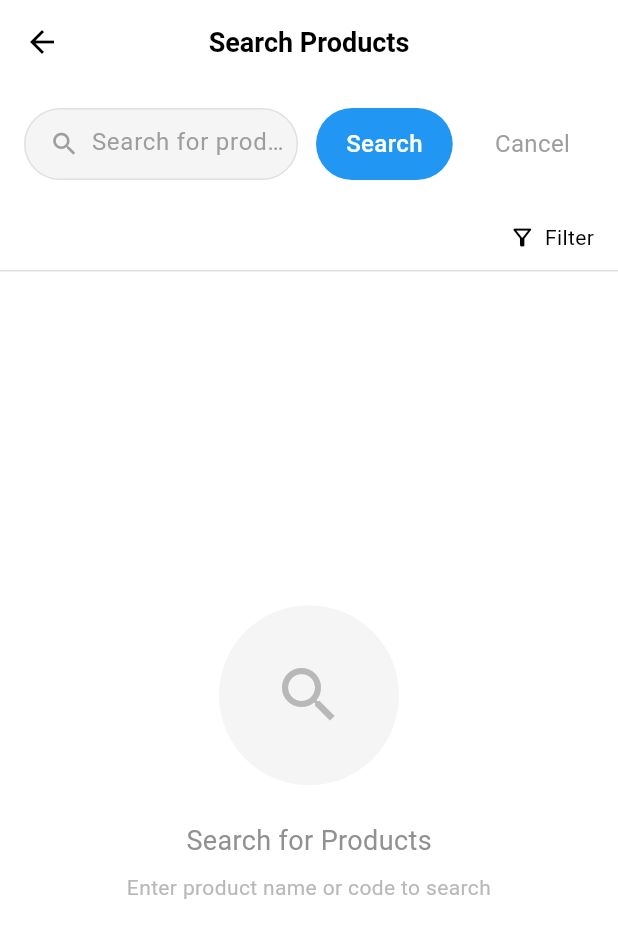
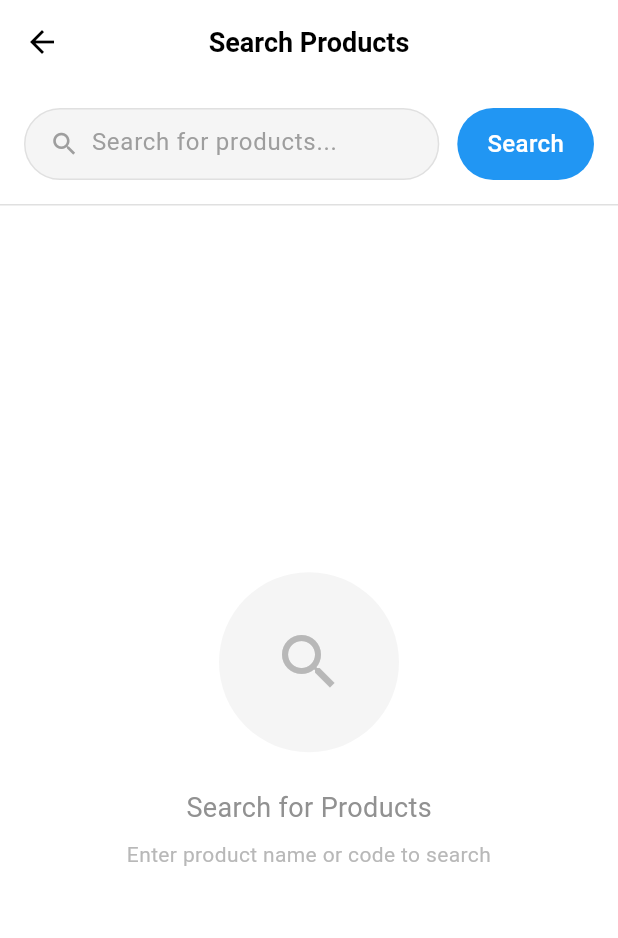
Before and after one commit to henrier/rico-user-app, a Flutter app: the SpuSearchScreen screen opened by its route, on a phone screen of 412 x 824 dp. Shown: the top 938 px of the screen. Run offline on Flutter 3.47's test engine with Material 3 defaults, Android fonts, the phone set to English and light mode, and no system bars; our stand-ins replace dio, flutter_riverpod, go_router, logger, shared_preferences; accounts and stored records are empty.

Commit message:
spu搜索页面去除cancel按钮，更改筛选功能在搜索后显示

```diff
--- a/lib/screens/product/spu_search_screen.dart
+++ b/lib/screens/product/spu_search_screen.dart
@@ -76,8 +76,8 @@ class _SpuSearchScreenState extends ConsumerState<SpuSearchScreen> {
         children: [
           // 搜索框区域
           _buildSearchArea(),
-          // 筛选栏（始终显示）
-          _buildFilterBar(),
+          // 筛选栏（仅在有查询时显示）
+          if (!state.isEmpty) _buildFilterBar(),
           // 分隔线
           Container(
             height: 1,
@@ -230,24 +230,6 @@ class _SpuSearchScreenState extends ConsumerState<SpuSearchScreen> {
                     color: Colors.white,
                     fontSize: 16,
                     fontWeight: FontWeight.w500,
-                  ),
-                ),
-              ),
-            ),
-          ),
-          const SizedBox(width: 12),
-          // 取消按钮
-          GestureDetector(
-            onTap: () => Navigator.of(context).pop(),
-            child: Container(
-              height: 48,
-              padding: const EdgeInsets.symmetric(horizontal: 16),
-              child: const Center(
-                child: Text(
-                  'Cancel',
-                  style: TextStyle(
-                    color: Colors.grey,
-                    fontSize: 16,
                   ),
                 ),
               ),
```
